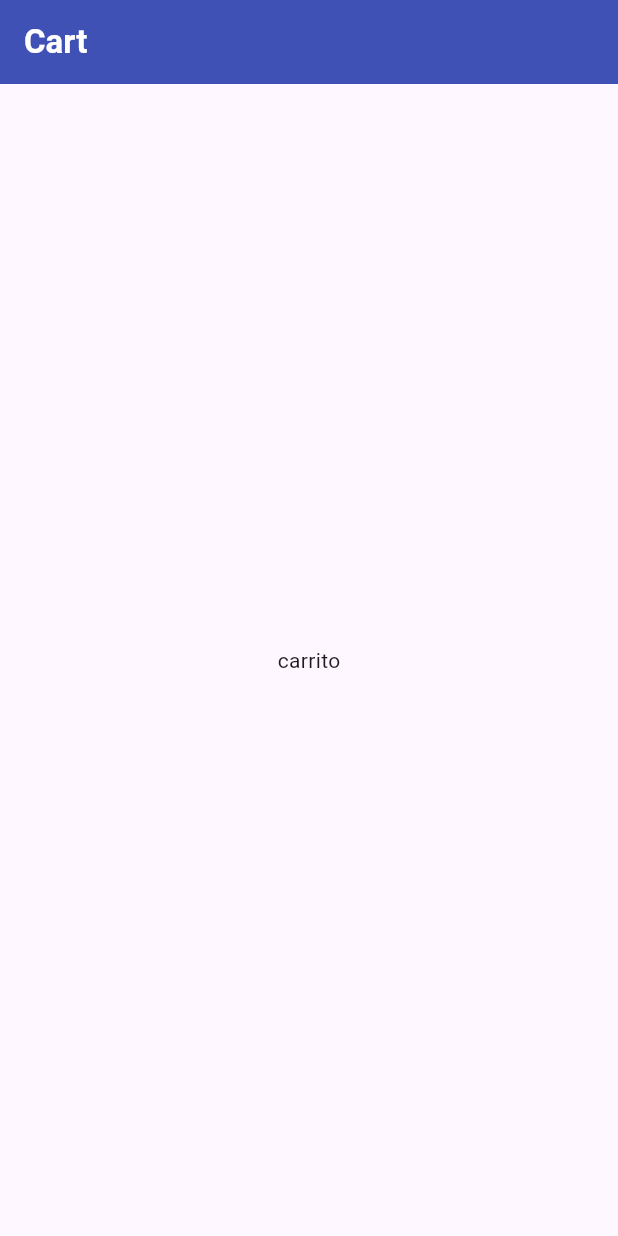
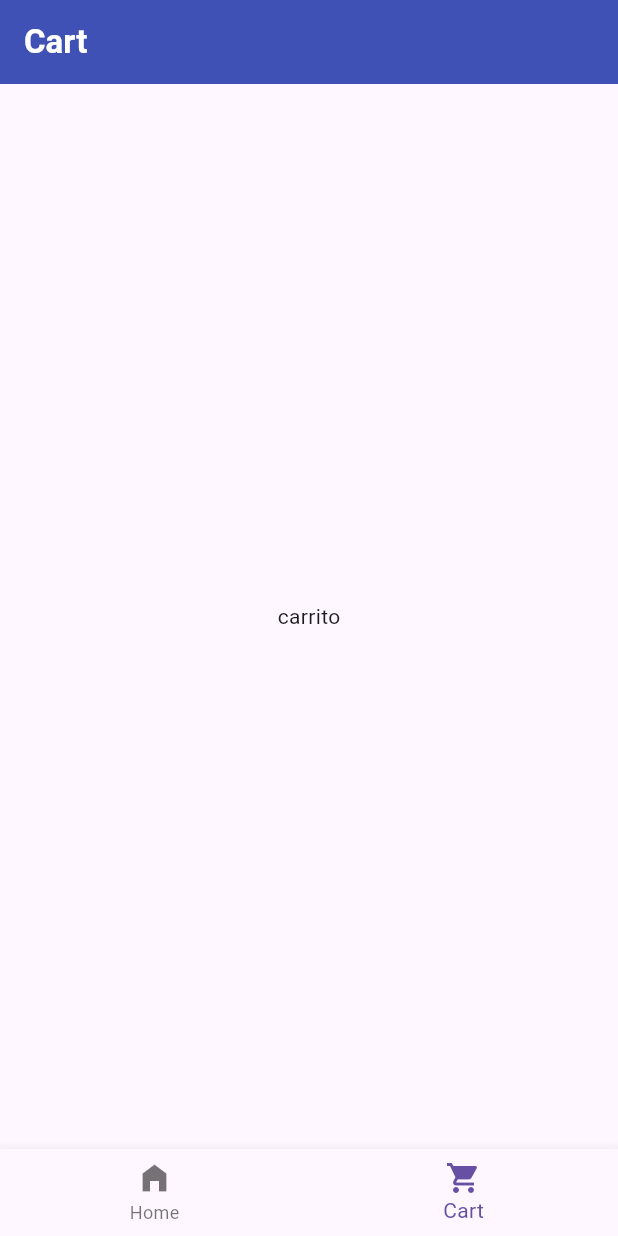
Before and after one commit to Gerardlf/app_navegacion_estado, a Flutter app: the screen it shows after launch, after a tap on the "shopping cart" icon, on a phone screen of 412 x 824 dp. Run offline on Flutter 3.47's test engine with Material 3 defaults, Android fonts, the phone set to English and light mode, and no system bars; our stand-ins replace go_router.

Commit message:
ResponsiveScaffold

```diff
--- a/lib/screens/cart/cart.dart
+++ b/lib/screens/cart/cart.dart
@@ -1,11 +1,19 @@
+import 'package:app_navegacion_estado/widgets/responsive_scaffold.dart';
 import 'package:flutter/material.dart';
+import 'package:go_router/go_router.dart';
 
 class CartScreen extends StatelessWidget {
   const CartScreen({super.key});
 
   @override
   Widget build(BuildContext context) {
-    return Scaffold(
+    return ResponsiveScaffold(
+      currentIndex: 1,
+      onTab: (value) {
+        if (value == 0) context.goNamed("home");
+        if (value == 1) context.goNamed("cart");
+      },
+      child: Scaffold(
         appBar: AppBar(
           backgroundColor: Colors.indigo,
           title: Text(
@@ -14,6 +22,7 @@ class CartScreen extends StatelessWidget {
           ),
         ),
         body: Center(child: Text("carrito")),
+      ),
     );
   }
 }
--- a/lib/screens/home/home.dart
+++ b/lib/screens/home/home.dart
@@ -1,7 +1,10 @@
+import 'package:app_navegacion_estado/data/fake_products.dart';
 import 'package:app_navegacion_estado/state/cartViewModel.dart';
+import 'package:app_navegacion_estado/widgets/responsive_scaffold.dart';
 import 'package:flutter/material.dart';
 import 'package:go_router/go_router.dart';
 import 'package:provider/provider.dart';
+import 'package:ui_components/product_card.dart';
 
 class HomeScreen extends StatelessWidget {
   const HomeScreen({super.key});
@@ -10,7 +13,13 @@ class HomeScreen extends StatelessWidget {
   Widget build(BuildContext context) {
     final cart = context.watch<CartViewModel>();
 
-    return Scaffold(
+    return ResponsiveScaffold(
+      currentIndex: 0,
+      onTab: (value) {
+        if (value == 0) context.goNamed("home");
+        if (value == 1) context.goNamed("cart");
+      },
+      child: Scaffold(
         appBar: AppBar(
           backgroundColor: Colors.indigo,
           title: Text(
@@ -21,7 +30,7 @@ class HomeScreen extends StatelessWidget {
             IconButton(
               icon: Stack(
                 children: [
-                const Icon(Icons.shopping_cart),
+                  const Icon(Icons.shopping_cart, color: Colors.white),
                   if (cart.count > 0)
                     Positioned(
                       right: 0,
@@ -39,7 +48,19 @@ class HomeScreen extends StatelessWidget {
             ),
           ],
         ),
-      body: Center(child: Text("Pantalla home")),
+        body: ListView.builder(
+          itemCount: products.length,
+          itemBuilder: (context, i) {
+            final producto = products[i];
+            return ProductCard(
+              id: producto.id,
+              name: producto.nombre,
+              precio: producto.precio,
+              onAdd: () => cart.addProduct(producto),
+            );
+          },
+        ),
+      ),
     );
   }
 }
--- /dev/null
+++ b/lib/widgets/responsive_scaffold.dart
@@ -0,0 +1,70 @@
+import 'package:flutter/material.dart';
+
+class ResponsiveScaffold extends StatelessWidget {
+  final Widget child;
+  final int currentIndex;
+  final ValueChanged<int> onTab;
+
+  const ResponsiveScaffold({
+    super.key,
+    required this.child,
+    required this.currentIndex,
+    required this.onTab,
+  });
+
+  @override
+  Widget build(BuildContext context) {
+    return LayoutBuilder(
+      builder: (context, c) {
+        final isWide = c.maxWidth >= 800;
+
+        //Pantallas anchas
+
+        if (isWide) {
+          return Scaffold(
+            body: Row(
+              children: [
+                NavigationRail(
+                  selectedIndex: currentIndex,
+                  onDestinationSelected: onTab,
+                  labelType: NavigationRailLabelType.all,
+                  destinations: const [
+                    NavigationRailDestination(
+                      icon: Icon(Icons.home_filled),
+                      label: Text("Home"),
+                    ),
+                    NavigationRailDestination(
+                      icon: Icon(Icons.shopping_cart),
+                      label: Text("Cart"),
+                    ),
+                  ],
+                ),
+                const VerticalDivider(width: 1),
+                Expanded(child: child),
+              ],
+            ),
+          );
+        }
+
+        //Pantallas estrechas
+        return Scaffold(
+          body: child,
+          bottomNavigationBar: BottomNavigationBar(
+            currentIndex: currentIndex,
+            onTap: onTab,
+            items: const [
+              BottomNavigationBarItem(
+                icon: Icon(Icons.home_filled),
+                label: "Home",
+              ),
+              BottomNavigationBarItem(
+                icon: Icon(Icons.shopping_cart),
+                label: "Cart",
+              ),
+            ],
+          ),
+        );
+      },
+    );
+  }
+}
--- a/pubspec.yaml
+++ b/pubspec.yaml
@@ -11,6 +11,8 @@ dependencies:
     sdk: flutter
   go_router: ^17.0.1
   provider: ^6.1.5+1
+  ui_components:
+    path: packages/ui_components
 
 dev_dependencies:
   flutter_test:
```
Also changed, not shown: pubspec.lock. Lines whose indentation alone changed are shown as unchanged.
